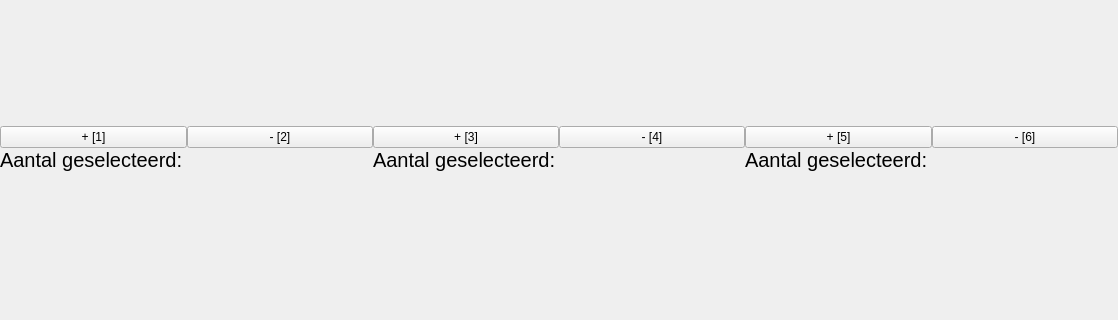
Herbankers/hb-GUI, file ui/main.ui: the form before one commit; both pictures show x 0 to 1118 and y 296 to 616 of the 1118 by 872 pixel window.
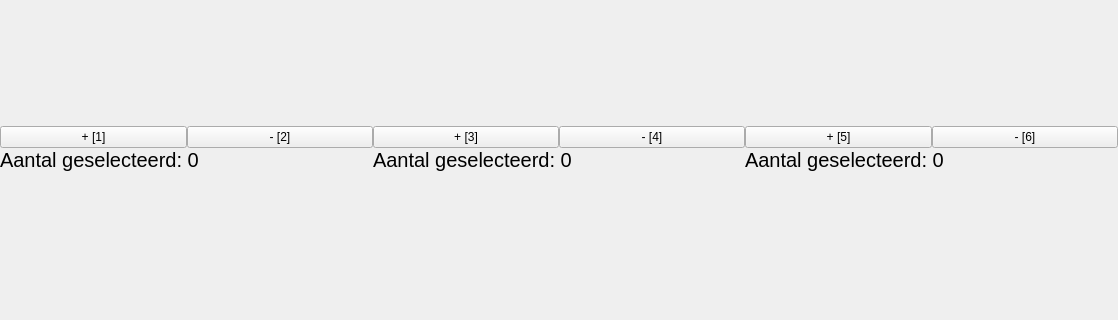
The form after the commit. Icons and pictures are not drawn.

```diff
--- a/ui/main.ui
+++ b/ui/main.ui
@@ -1277,7 +1277,7 @@
              </font>
             </property>
             <property name="text">
-             <string>Aantal geselecteerd: </string>
+             <string>Aantal geselecteerd: 0</string>
             </property>
            </widget>
           </item>
@@ -1292,7 +1292,7 @@
              </font>
             </property>
             <property name="text">
-             <string>Aantal geselecteerd:</string>
+             <string>Aantal geselecteerd: 0</string>
             </property>
            </widget>
           </item>
@@ -1307,7 +1307,7 @@
              </font>
             </property>
             <property name="text">
-             <string>Aantal geselecteerd:</string>
+             <string>Aantal geselecteerd: 0</string>
             </property>
            </widget>
           </item>
```
